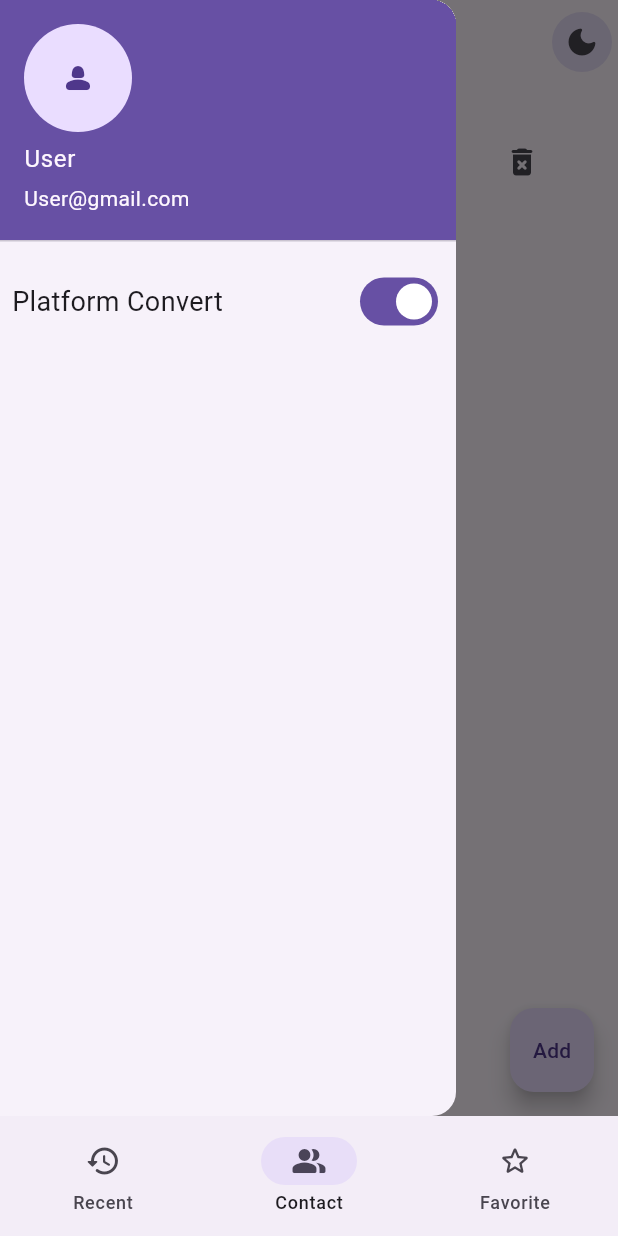
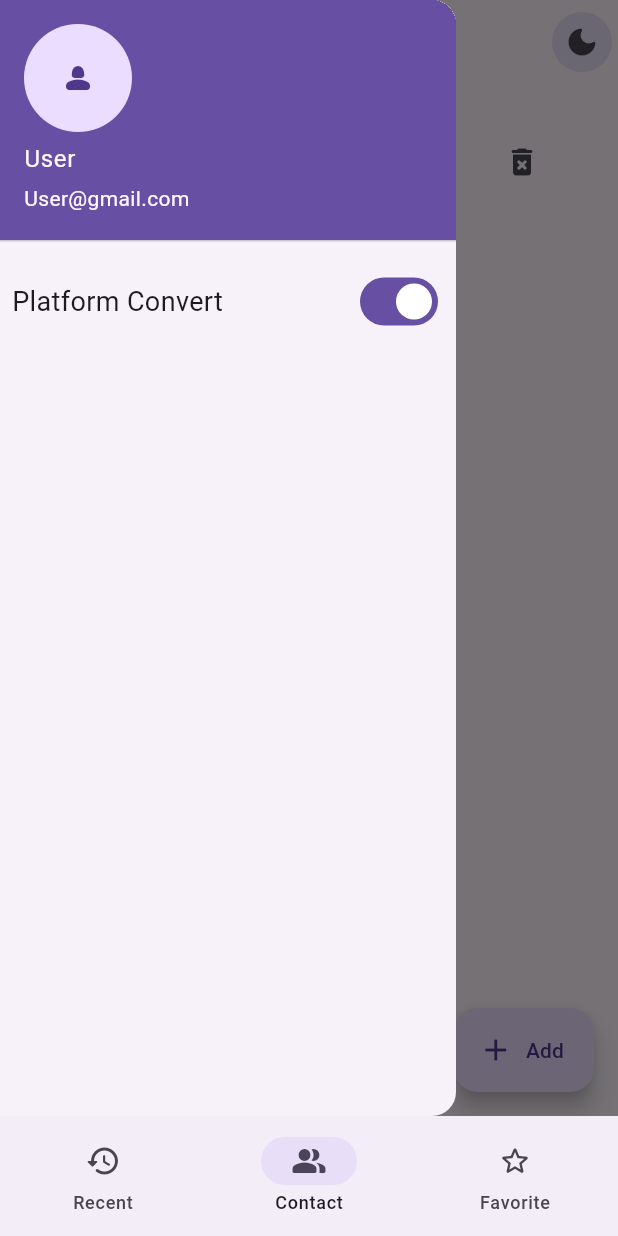
Before and after one commit to Daksh-Parekh/pr1_platform_converter, a Flutter app: the screen it shows after launch, with the side drawer open, on a phone screen of 412 x 824 dp. Run offline on Flutter 3.47's test engine with Material 3 defaults, Android fonts, the phone set to English and light mode, and no system bars; our stand-ins replace image_picker, shared_preferences.

Commit message:
Initial Commit

```diff
--- a/lib/main.dart
+++ b/lib/main.dart
@@ -35,11 +35,13 @@ class MyApp extends StatelessWidget {
         builder: (context, value, child) {
           return value.isPlatform
               ? MaterialApp(
+                  debugShowCheckedModeBanner: false,
                   themeMode: value.mode,
                   darkTheme: ThemeData(brightness: Brightness.dark),
                   routes: AppRoutes.routes,
                 )
               : CupertinoApp(
+                  debugShowCheckedModeBanner: false,
                   theme: CupertinoThemeData(
                     brightness: value.brightness,
                   ),
--- a/lib/views/home_page/views/home_ios_page.dart
+++ b/lib/views/home_page/views/home_ios_page.dart
@@ -95,6 +95,9 @@ class _HomeIosPageState extends State<HomeIosPage> {
                 ],
               ),
             ),
+            SizedBox(
+              height: 60,
+            )
           ],
         ),
       ),
--- a/lib/views/home_page/views/home_page.dart
+++ b/lib/views/home_page/views/home_page.dart
@@ -104,11 +104,12 @@ class _HomePageState extends State<HomePage> {
           itemCount: hWatch.allContact.length,
         ),
       ),
-      floatingActionButton: FloatingActionButton(
+      floatingActionButton: FloatingActionButton.extended(
         onPressed: () {
           Navigator.pushNamed(context, '/add_contact_Page');
         },
-        child: Text("Add"),
+        icon: Icon(Icons.add),
+        label: Text("Add"),
       ),
     );
   }
```
